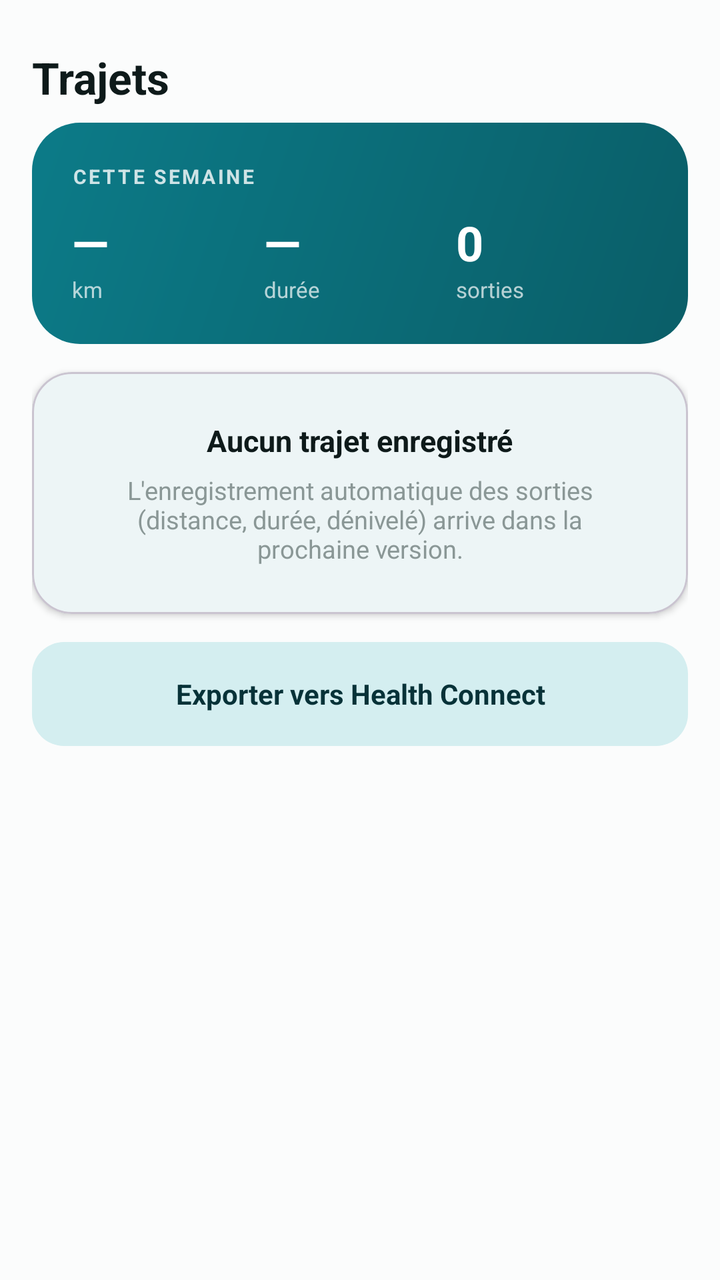
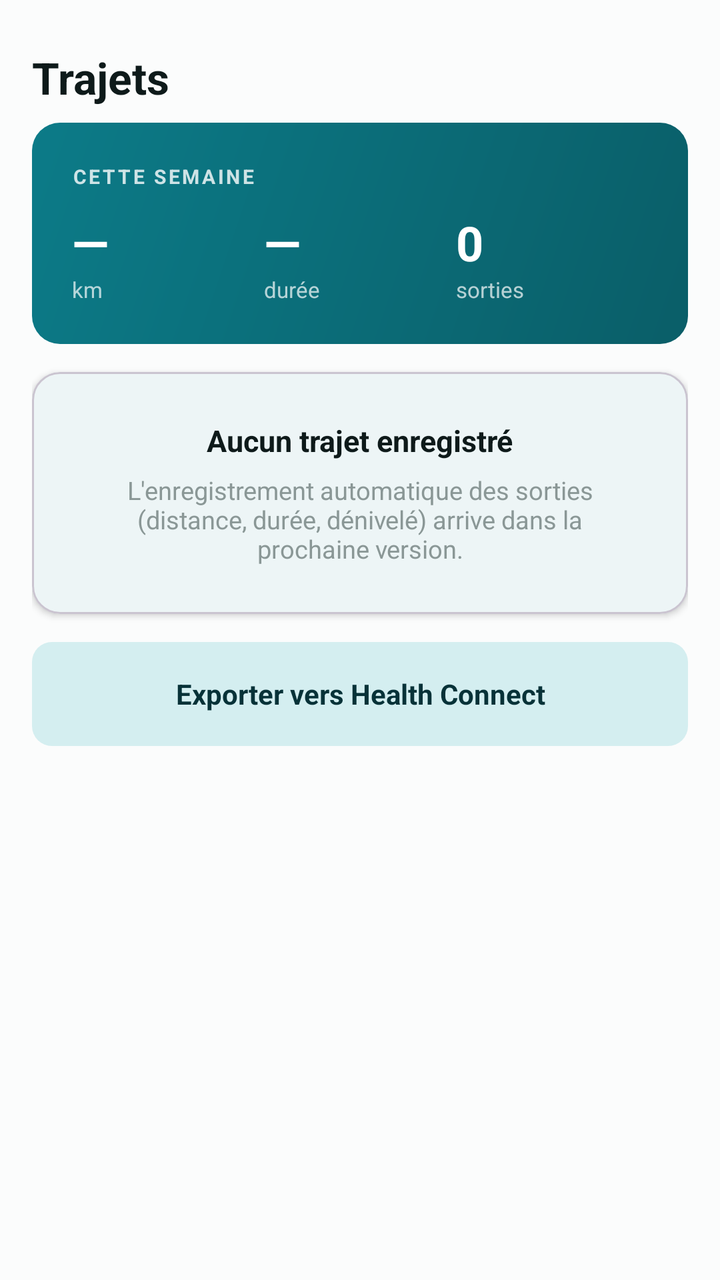

Two renders of the same Android screen: before a commit and after it. Below are the layout's source before the change and the commit's diff.
<!-- AndroidManifest.xml: application theme Theme.FiidoOpen -->
<!-- res/layout/fragment_trajets.xml -->
<?xml version="1.0" encoding="utf-8"?>
<androidx.core.widget.NestedScrollView xmlns:android="http://schemas.android.com/apk/res/android"
    xmlns:app="http://schemas.android.com/apk/res-auto"
    android:layout_width="match_parent"
    android:layout_height="match_parent"
    android:background="@color/bg"
    android:fillViewport="true">

    <LinearLayout
        android:layout_width="match_parent"
        android:layout_height="wrap_content"
        android:orientation="vertical"
        android:padding="16dp">

        <TextView
            android:layout_width="wrap_content"
            android:layout_height="wrap_content"
            android:paddingVertical="8dp"
            android:text="Trajets"
            android:textColor="@color/txt"
            android:textSize="22sp"
            android:textStyle="bold" />

        
        <LinearLayout
            android:layout_width="match_parent"
            android:layout_height="wrap_content"
            android:background="@drawable/bg_card_teal"
            android:orientation="vertical"
            android:padding="20dp">

            <TextView
                android:layout_width="wrap_content"
                android:layout_height="wrap_content"
                android:text="CETTE SEMAINE"
                android:textColor="#CCFFFFFF"
                android:textSize="10sp"
                android:textStyle="bold"
                android:letterSpacing="0.12" />

            <LinearLayout
                android:layout_width="match_parent"
                android:layout_height="wrap_content"
                android:layout_marginTop="10dp"
                android:orientation="horizontal">

                <LinearLayout
                    android:layout_width="0dp"
                    android:layout_height="wrap_content"
                    android:layout_weight="1"
                    android:orientation="vertical">
                    <TextView android:id="@+id/weekKm" android:layout_width="wrap_content" android:layout_height="wrap_content"
                        android:text="—" android:textColor="#FFFFFFFF" android:textSize="24sp" android:textStyle="bold" />
                    <TextView android:layout_width="wrap_content" android:layout_height="wrap_content"
                        android:text="km" android:textColor="#B3FFFFFF" android:textSize="11sp" />
                </LinearLayout>

                <LinearLayout
                    android:layout_width="0dp"
                    android:layout_height="wrap_content"
                    android:layout_weight="1"
                    android:orientation="vertical">
                    <TextView android:id="@+id/weekTime" android:layout_width="wrap_content" android:layout_height="wrap_content"
                        android:text="—" android:textColor="#FFFFFFFF" android:textSize="24sp" android:textStyle="bold" />
                    <TextView android:layout_width="wrap_content" android:layout_height="wrap_content"
                        android:text="durée" android:textColor="#B3FFFFFF" android:textSize="11sp" />
                </LinearLayout>

                <LinearLayout
                    android:layout_width="0dp"
                    android:layout_height="wrap_content"
                    android:layout_weight="1"
                    android:orientation="vertical">
                    <TextView android:id="@+id/weekRides" android:layout_width="wrap_content" android:layout_height="wrap_content"
                        android:text="0" android:textColor="#FFFFFFFF" android:textSize="24sp" android:textStyle="bold" />
                    <TextView android:layout_width="wrap_content" android:layout_height="wrap_content"
                        android:text="sorties" android:textColor="#B3FFFFFF" android:textSize="11sp" />
                </LinearLayout>
            </LinearLayout>
        </LinearLayout>

        
        <com.google.android.material.card.MaterialCardView
            android:layout_width="match_parent"
            android:layout_height="wrap_content"
            android:layout_marginTop="14dp"
            app:cardBackgroundColor="@color/surface"
            app:cardCornerRadius="20dp"
            app:cardElevation="2dp">

            <LinearLayout
                android:layout_width="match_parent"
                android:layout_height="wrap_content"
                android:orientation="vertical"
                android:gravity="center_horizontal"
                android:padding="24dp">

                <TextView
                    android:layout_width="wrap_content"
                    android:layout_height="wrap_content"
                    android:text="Aucun trajet enregistré"
                    android:textColor="@color/txt"
                    android:textSize="15sp"
                    android:textStyle="bold" />

                <TextView
                    android:layout_width="match_parent"
                    android:layout_height="wrap_content"
                    android:layout_marginTop="6dp"
                    android:gravity="center"
                    android:text="L'enregistrement automatique des sorties (distance, durée, dénivelé) arrive dans la prochaine version."
                    android:textColor="@color/txtDim"
                    android:textSize="12.5sp" />
            </LinearLayout>
        </com.google.android.material.card.MaterialCardView>

        
        <TextView
            android:id="@+id/exportBtn"
            android:layout_width="match_parent"
            android:layout_height="52dp"
            android:layout_marginTop="14dp"
            android:background="@drawable/bg_btn_soft"
            android:gravity="center"
            android:text="Exporter vers Health Connect"
            android:textColor="@color/ink"
            android:textSize="14sp"
            android:textStyle="bold" />

    </LinearLayout>
</androidx.core.widget.NestedScrollView>
<!-- resources referenced by this layout -->
<resources>
  <color name="bg">#FFFBFCFC</color>
  <color name="ink">#FF073238</color>
  <color name="surface">#FFFFFFFF</color>
  <color name="txt">#FF0E1A1A</color>
  <color name="txtDim">#FF8A9796</color>
  <!-- drawable bg_btn_soft (drawable) -->
  <shape xmlns:android="http://schemas.android.com/apk/res/android" android:shape="rectangle">
      <solid android:color="@color/primaryCont" />
      <corners android:radius="16dp" />
  </shape>
  <!-- drawable bg_card_teal (drawable) -->
  <shape xmlns:android="http://schemas.android.com/apk/res/android" android:shape="rectangle">
      <gradient android:startColor="#FF0C7B88" android:endColor="#FF0A5E68" android:angle="315" />
      <corners android:radius="24dp" />
  </shape>
  <style name="Theme.FiidoOpen" parent="Theme.Material3.Light.NoActionBar">
          <item name="android:statusBarColor">@color/bg</item>
          <item name="android:windowBackground">@color/bg</item>
          <item name="android:windowLightStatusBar">true</item>
          <item name="colorPrimary">@color/primary</item>
          <item name="colorOnPrimary">#FFFFFFFF</item>
          <item name="colorSurface">@color/surface</item>
      </style>
  <color name="primaryCont">#FFD4EEF0</color>
  <color name="primary">#FF0C7B88</color>
</resources>

<!-- the commit's change to res/layout/fragment_trajets.xml (unified diff, before → after) -->
@@ -85,7 +85,7 @@
             android:layout_height="wrap_content"
             android:layout_marginTop="14dp"
             app:cardBackgroundColor="@color/surface"
-            app:cardCornerRadius="20dp"
+            app:cardCornerRadius="14dp"
             app:cardElevation="2dp">
 
             <LinearLayout
<!-- resource entries referenced after the edit -->
@@ -8,12 +8,12 @@
   <!-- drawable bg_btn_soft (drawable) -->
   <shape xmlns:android="http://schemas.android.com/apk/res/android" android:shape="rectangle">
       <solid android:color="@color/primaryCont" />
-      <corners android:radius="16dp" />
+      <corners android:radius="10dp" />
   </shape>
   <!-- drawable bg_card_teal (drawable) -->
   <shape xmlns:android="http://schemas.android.com/apk/res/android" android:shape="rectangle">
       <gradient android:startColor="#FF0C7B88" android:endColor="#FF0A5E68" android:angle="315" />
-      <corners android:radius="24dp" />
+      <corners android:radius="14dp" />
   </shape>
   <style name="Theme.FiidoOpen" parent="Theme.Material3.Light.NoActionBar">
           <item name="android:statusBarColor">@color/bg</item>
